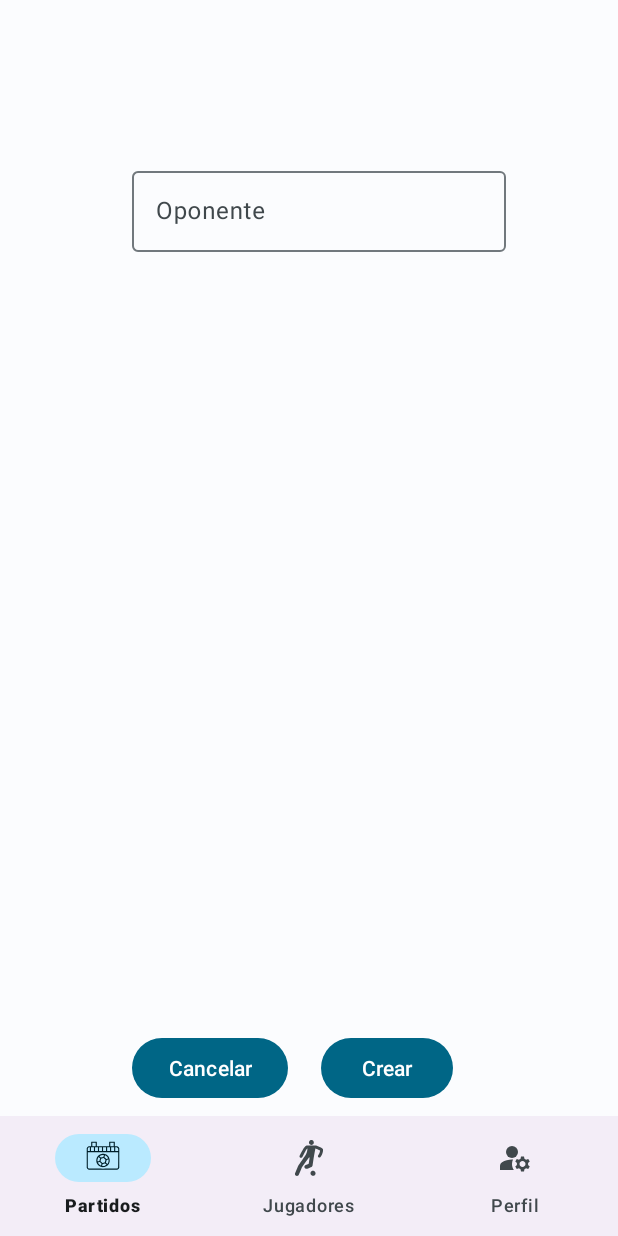
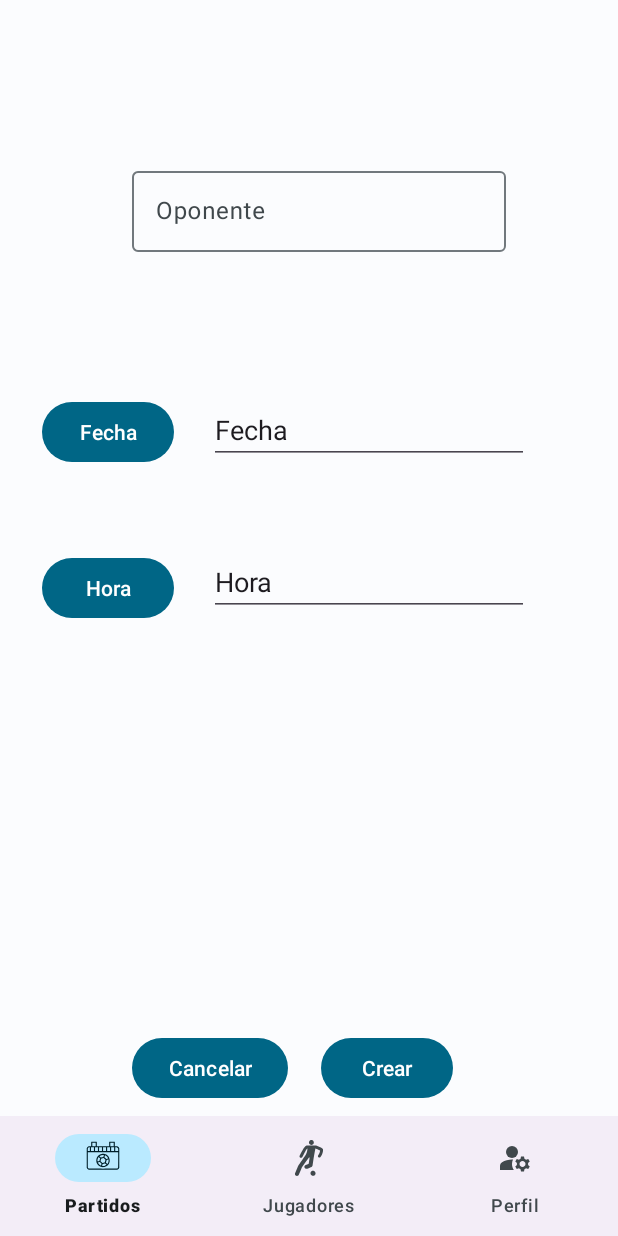
Before and after one commit to squadMe-Proyect/SquadMe-Android, an Android app: the MatchCreationFragment screen opened through its navigation route, on a phone screen of 412 x 824 dp. Run offline under Robolectric (Android 15) with nearby library versions, the phone set to English and light mode, and no system bars; our stand-ins replace Dagger/Hilt's generated code, Firebase (no records; nobody signed in at launch, a user with empty details on screens opened directly), navigation-ui.

Commit message:
Fragmento de creación de partidos

```diff
--- a/app/src/main/res/layout/fragment_match_creation.xml
+++ b/app/src/main/res/layout/fragment_match_creation.xml
@@ -28,7 +28,29 @@
     </com.google.android.material.textfield.TextInputLayout>
 
 
+    <Button
+        android:id="@+id/btnFecha"
+        android:layout_width="wrap_content"
+        android:layout_height="wrap_content"
+        android:layout_marginStart="28dp"
+        android:layout_marginTop="96dp"
+        android:text="Fecha"
+        app:layout_constraintStart_toStartOf="parent"
+        app:layout_constraintTop_toBottomOf="@+id/opponent_label">
 
+    </Button>
+
+    <Button
+        android:id="@+id/btnHora"
+        android:layout_width="wrap_content"
+        android:layout_height="wrap_content"
+        android:layout_marginStart="28dp"
+        android:layout_marginTop="56dp"
+        android:text="Hora"
+        app:layout_constraintStart_toStartOf="parent"
+        app:layout_constraintTop_toBottomOf="@+id/btnFecha">
+
+    </Button>
 
     <Button
         android:id="@+id/Crear"
@@ -55,4 +77,30 @@
 
     </Button>
 
+    <EditText
+        android:id="@+id/editTextFecha"
+        android:layout_width="wrap_content"
+        android:layout_height="wrap_content"
+        android:layout_marginTop="96dp"
+        android:ems="10"
+        android:inputType="text"
+        android:text="Fecha"
+        app:layout_constraintEnd_toEndOf="parent"
+        app:layout_constraintHorizontal_bias="0.282"
+        app:layout_constraintStart_toEndOf="@+id/btnFecha"
+        app:layout_constraintTop_toBottomOf="@+id/opponent_label" />
+
+    <EditText
+        android:id="@+id/editTextTHora"
+        android:layout_width="wrap_content"
+        android:layout_height="wrap_content"
+        android:layout_marginTop="56dp"
+        android:ems="10"
+        android:inputType="text"
+        android:text="Hora"
+        app:layout_constraintEnd_toEndOf="parent"
+        app:layout_constraintHorizontal_bias="0.282"
+        app:layout_constraintStart_toEndOf="@+id/btnHora"
+        app:layout_constraintTop_toBottomOf="@+id/editTextFecha" />
+
 </androidx.constraintlayout.widget.ConstraintLayout>
```
Also changed, not shown: app/src/main/java/com/example/squadme/MainActivity/matches/matchesCreation/MatchCreationFragment.kt (+60 -0 lines).
